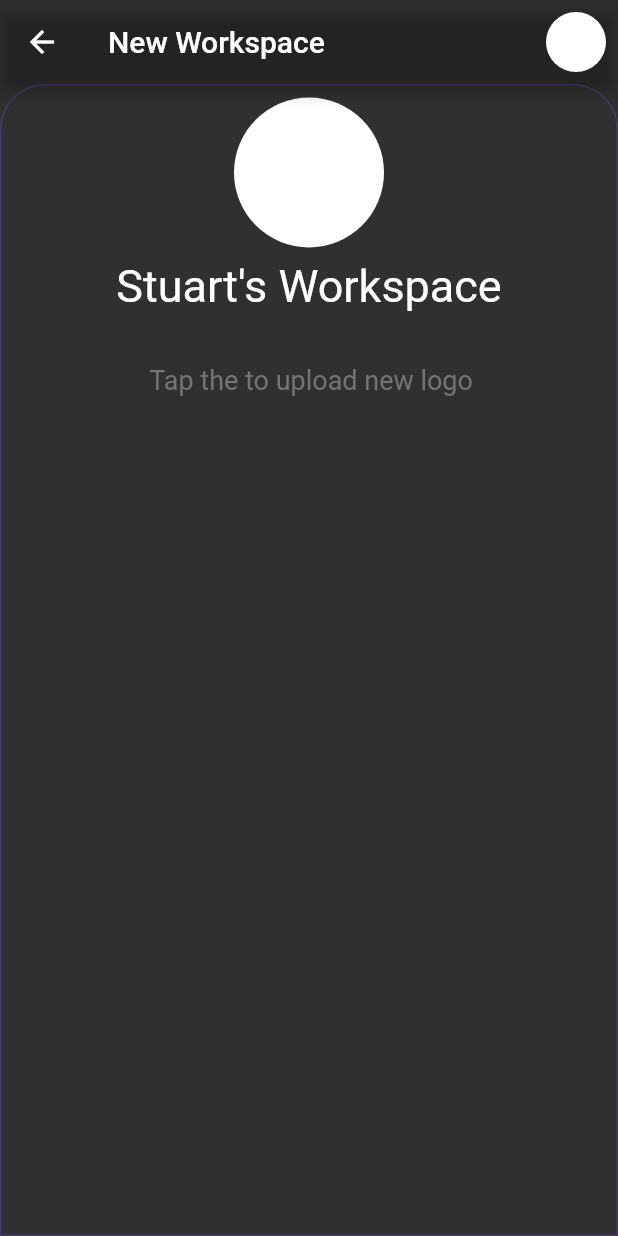
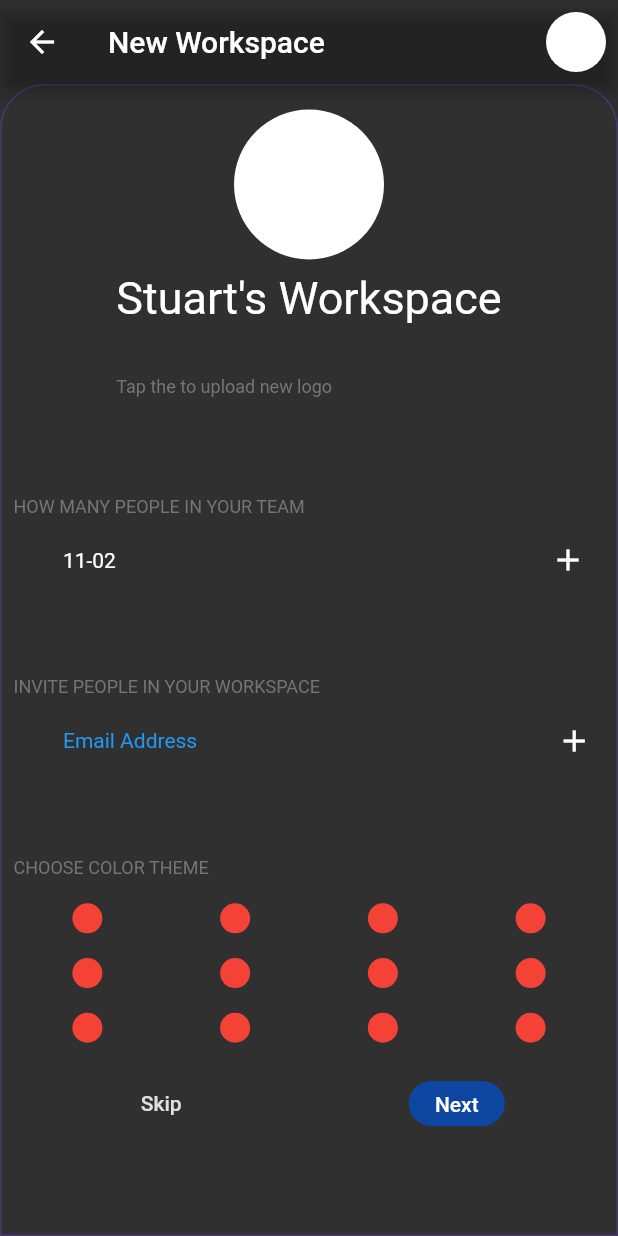
Before and after one commit to JosiaAlmeida/TaskEz, a Flutter app: the ChangeWorkspace screen opened by its route, on a phone screen of 412 x 824 dp. Run offline on Flutter 3.47's test engine with Material 2 defaults, Android fonts, the phone set to English and light mode, and no system bars; our stand-ins replace carousel_slider, shared_preferences, splashscreen; accounts and stored records are empty.

Commit message:
Concluindo change workspace

```diff
--- /dev/null
+++ b/lib/Material/Component/palet_color/palet_color_widget.dart
@@ -0,0 +1,23 @@
+import 'package:flutter/material.dart';
+
+class PaletColor extends StatefulWidget {
+  PaletColor({Key? key}) : super(key: key);
+
+  @override
+  _PaletColorState createState() => _PaletColorState();
+}
+
+class _PaletColorState extends State<PaletColor> {
+  @override
+  Widget build(BuildContext context) {
+    return InkWell(
+      onTap: () => print("Color picker"),
+      child: Container(
+        decoration: BoxDecoration(
+            color: Colors.red, borderRadius: BorderRadius.circular(100)),
+        width: 20,
+        height: 20,
+      ),
+    );
+  }
+}
--- a/lib/main.dart
+++ b/lib/main.dart
@@ -1,45 +1,42 @@
-import 'package:firebase_core/firebase_core.dart';
 import 'package:flutter/material.dart';
-import 'package:provider/provider.dart';
 import 'package:taskez/app_widget.dart';
-import 'package:taskez/controller/controller_provider.dart';
 
 void main() {
   runApp(const AppWidget());
 }
 
-class ConnectFirebase extends StatefulWidget {
-  ConnectFirebase({Key? key}) : super(key: key);
+// class ConnectFirebase extends StatefulWidget {
+//   ConnectFirebase({Key? key}) : super(key: key);
 
-  @override
-  _ConnectFirebaseState createState() => _ConnectFirebaseState();
-}
+//   @override
+//   _ConnectFirebaseState createState() => _ConnectFirebaseState();
+// }
 
-class _ConnectFirebaseState extends State<ConnectFirebase> {
-  final Future<FirebaseApp> _future = Firebase.initializeApp();
-  @override
-  Widget build(BuildContext context) {
-    return FutureBuilder(
-      future: _future,
-      builder: (context, snapshot) {
-        if (snapshot.hasError) {
-          return Container(
-            child: Text(
-              "Nao foi possivel carregar o firebase",
-              textDirection: TextDirection.ltr,
-            ),
-          );
-        }
-        if (snapshot.connectionState == ConnectionState.done) {
-          return AppWidget();
-        } else {
-          return Material(
-            child: Center(
-              child: CircularProgressIndicator(),
-            ),
-          );
-        }
-      },
-    );
-  }
-}
+// class _ConnectFirebaseState extends State<ConnectFirebase> {
+//   final Future<FirebaseApp> _future = Firebase.initializeApp();
+//   @override
+//   Widget build(BuildContext context) {
+//     return FutureBuilder(
+//       future: _future,
+//       builder: (context, snapshot) {
+//         if (snapshot.hasError) {
+//           return Container(
+//             child: Text(
+//               "Nao foi possivel carregar o firebase",
+//               textDirection: TextDirection.ltr,
+//             ),
+//           );
+//         }
+//         if (snapshot.connectionState == ConnectionState.done) {
+//           return AppWidget();
+//         } else {
+//           return Material(
+//             child: Center(
+//               child: CircularProgressIndicator(),
+//             ),
+//           );
+//         }
+//       },
+//     );
+//   }
+// }
--- a/lib/modules/Sign/workspace/workspacewidget.dart
+++ b/lib/modules/Sign/workspace/workspacewidget.dart
@@ -1,4 +1,5 @@
 import 'package:flutter/material.dart';
+import 'package:taskez/Material/Component/palet_color/palet_color_widget.dart';
 import 'package:taskez/Material/Component/photo_elements/photo_elements_component.dart';
 import 'package:taskez/Material/Component/photo_user_component/photo_user_component.dart';
 
@@ -28,7 +29,9 @@ class _ChangeWorkspaceState extends State<ChangeWorkspace> {
                   topLeft: Radius.circular(30), topRight: Radius.circular(30)),
               border: Border.all(
                   color: Colors.deepPurpleAccent.withOpacity(0.3), width: 1)),
-          child: Column(
+          child: Padding(
+            padding: const EdgeInsets.all(8.0),
+            child: ListView(
               children: [
                 Center(
                   child: PhotoElementsComponent(),
@@ -40,14 +43,136 @@ class _ChangeWorkspaceState extends State<ChangeWorkspace> {
                         fontSize: 30,
                         color: Colors.white,
                       ),
+                      children: <InlineSpan>[
+                        TextSpan(
+                            text: "Tap the to upload new logo",
+                            style: TextStyle(
+                                color: Colors.grey.shade600, fontSize: 12))
+                      ])),
+                ),
+                Container(
+                  margin: EdgeInsets.only(top: size.height * 0.08),
+                  width: size.width,
+                  child: Text("HOW MANY PEOPLE IN YOUR TEAM",
+                      textAlign: TextAlign.start,
+                      style:
+                          TextStyle(color: Colors.grey.shade600, fontSize: 12)),
+                ),
+                Container(
+                  margin: EdgeInsets.fromLTRB(size.width * 0.08,
+                      size.height * 0.02, size.width * 0.03, 0),
+                  width: size.width,
+                  child: Row(
+                    mainAxisAlignment: MainAxisAlignment.spaceBetween,
                     children: [
-                      TextSpan(
-                          text: "\t\t\t\t\tTap the to upload new logo",
-                          style: TextStyle(
-                              color: Colors.grey.shade600, fontSize: 18))
-                    ])),
+                      Text(
+                        "11-02",
+                        textAlign: TextAlign.start,
+                      ),
+                      Icon(Icons.add)
+                    ],
+                  ),
+                ),
+                Container(
+                  margin: EdgeInsets.only(top: size.height * 0.08),
+                  width: size.width,
+                  child: Text("INVITE PEOPLE IN YOUR WORKSPACE",
+                      textAlign: TextAlign.start,
+                      style:
+                          TextStyle(color: Colors.grey.shade600, fontSize: 12)),
+                ),
+                Container(
+                  margin: EdgeInsets.fromLTRB(size.width * 0.08,
+                      size.height * 0.02, size.width * 0.02, 0),
+                  width: size.width,
+                  child: Row(
+                    mainAxisAlignment: MainAxisAlignment.spaceBetween,
+                    children: [
+                      Text(
+                        "Email Address",
+                        textAlign: TextAlign.start,
+                        style: TextStyle(color: Colors.blue),
+                      ),
+                      Icon(Icons.add)
+                    ],
+                  ),
+                ),
+                Container(
+                  margin: EdgeInsets.only(top: size.height * 0.08),
+                  width: size.width,
+                  child: Text(
+                    "CHOOSE COLOR THEME",
+                    textAlign: TextAlign.start,
+                    style: TextStyle(color: Colors.grey.shade600, fontSize: 12),
+                  ),
+                ),
+                Container(
+                  margin: EdgeInsets.only(top: size.height * 0.02),
+                  child: Row(
+                    mainAxisAlignment: MainAxisAlignment.spaceAround,
+                    children: [
+                      PaletColor(),
+                      PaletColor(),
+                      PaletColor(),
+                      PaletColor(),
+                    ],
+                  ),
+                ),
+                Container(
+                  margin: EdgeInsets.only(top: size.height * 0.02),
+                  child: Row(
+                    mainAxisAlignment: MainAxisAlignment.spaceAround,
+                    children: [
+                      PaletColor(),
+                      PaletColor(),
+                      PaletColor(),
+                      PaletColor(),
+                    ],
+                  ),
+                ),
+                Container(
+                  margin: EdgeInsets.only(top: size.height * 0.02),
+                  child: Row(
+                    mainAxisAlignment: MainAxisAlignment.spaceAround,
+                    children: [
+                      PaletColor(),
+                      PaletColor(),
+                      PaletColor(),
+                      PaletColor(),
+                    ],
+                  ),
+                ),
+                Container(
+                  margin: EdgeInsets.only(top: size.height * 0.02),
+                  width: size.width,
+                  child: Row(
+                    mainAxisAlignment: MainAxisAlignment.spaceAround,
+                    children: [
+                      TextButton(
+                        onPressed: () {},
+                        child: Text(
+                          "Skip",
+                          style: TextStyle(color: Colors.grey.shade300),
+                        ),
+                      ),
+                      Container(
+                        height: 30,
+                        decoration: BoxDecoration(
+                            color: Colors.blue.shade900,
+                            borderRadius: BorderRadius.circular(100.0)),
+                        child: TextButton(
+                          onPressed: () {},
+                          child: Text(
+                            "Next",
+                            style: TextStyle(color: Colors.white),
+                          ),
+                        ),
+                      ),
+                    ],
+                  ),
                 )
               ],
+            ),
           ),
         ),
       ),
```
Also changed, not shown: 1 other file. Lines whose indentation alone changed are shown as unchanged.
